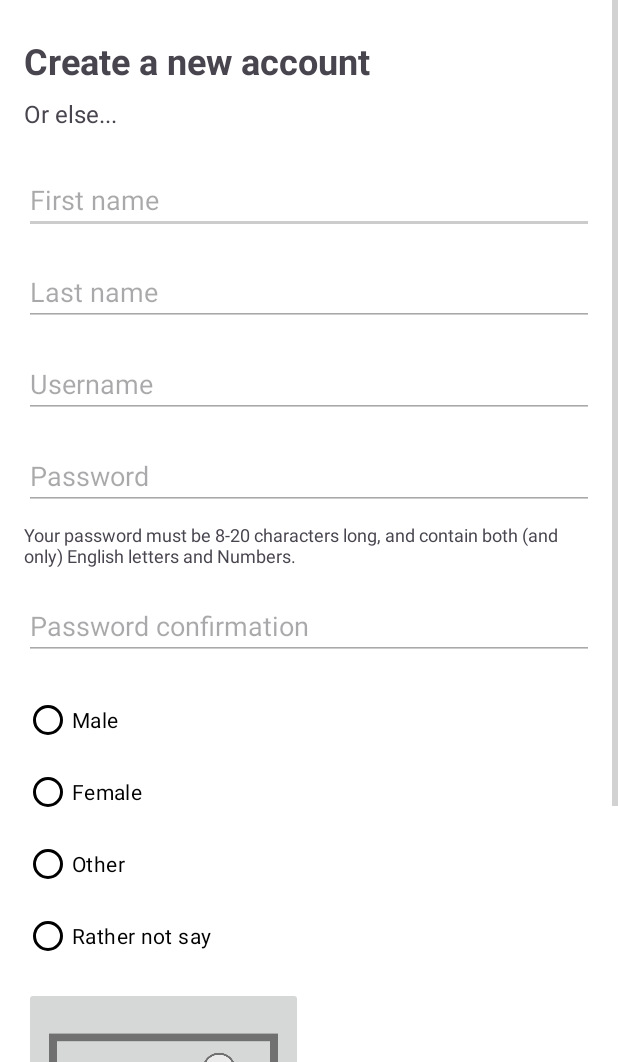
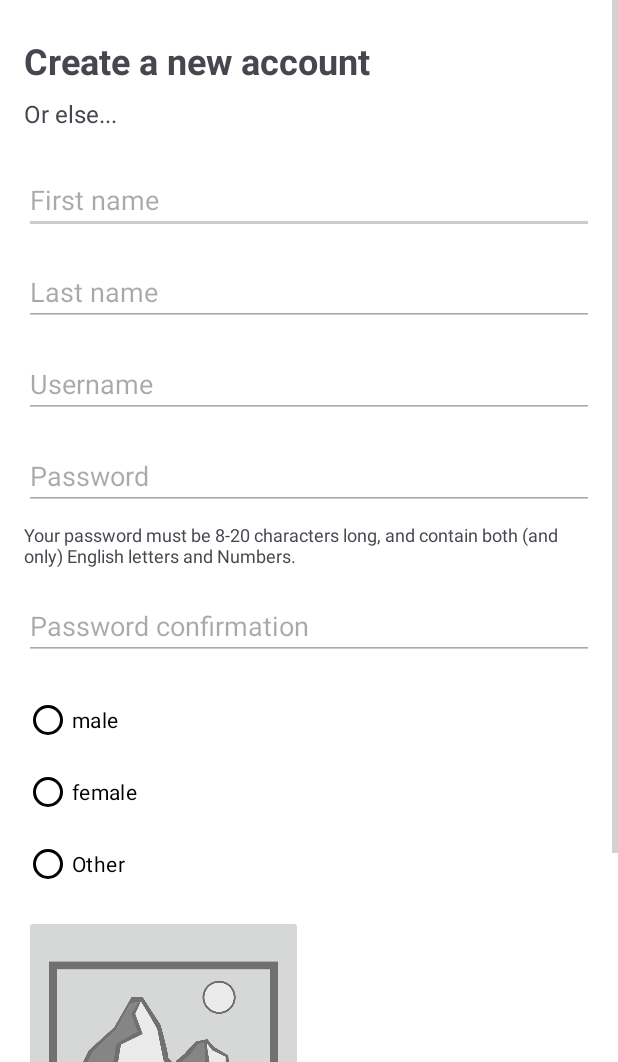
Before and after one commit to amitbrown21/Hemi-Tube-Android-DB, an Android app: the SignUpActivity screen opened directly, with no data from a screen before it, on a phone screen of 412 x 824 dp, the part 174-1236 px from its top. Run offline under Robolectric (Android 15) with nearby library versions, the phone set to English and light mode, and no system bars; our stand-ins replace Room's generated code; network calls fail; pictures from the network do not load.

Commit message:
small update

```diff
--- a/app/build.gradle.kts
+++ b/app/build.gradle.kts
@@ -29,6 +29,8 @@ android {
 }
 
 dependencies {
+    implementation ("com.squareup.okhttp3:okhttp:4.9.3")
+    implementation ("com.squareup.okhttp3:logging-interceptor:4.9.3")
     implementation ("com.squareup.retrofit2:retrofit:2.9.0")
     implementation ("com.squareup.retrofit2:converter-gson:2.9.0")
     implementation("de.hdodenhof:circleimageview:3.1.0")  // Added CircleImageView dependency
--- a/app/src/main/res/layout/activity_sign_up.xml
+++ b/app/src/main/res/layout/activity_sign_up.xml
@@ -106,12 +106,6 @@
                 android:text="@string/other"
                 style="@style/CustomRadioButton"/>
 
-            <RadioButton
-                android:id="@+id/ratherRadioButton"
-                android:layout_width="wrap_content"
-                android:layout_height="wrap_content"
-                android:text="@string/rather_not_say"
-                style="@style/CustomRadioButton"/>
         </RadioGroup>
 
 
--- a/app/src/main/res/values/strings.xml
+++ b/app/src/main/res/values/strings.xml
@@ -37,8 +37,8 @@
     <string name="password">Password</string>
     <string name="your_password_must_be_8_20_characters_long_and_contain_both_and_only_english_letters_and_numbers">Your password must be 8-20 characters long, and contain both (and only) English letters and Numbers.</string>
     <string name="password_confirmation">Password confirmation</string>
-    <string name="male">Male</string>
-    <string name="female">Female</string>
+    <string name="male">male</string>
+    <string name="female">female</string>
     <string name="other">Other</string>
     <string name="select_profile_image">Select Profile Image</string>
     <string name="sign_up">Sign Up</string>
```
Also changed, not shown: app/src/main/java/com/example/hemi_tube/LogInActivity.java (+19 -6 lines), app/src/main/java/com/example/hemi_tube/repository/CommentRepository.java (line endings or trailing spaces).
